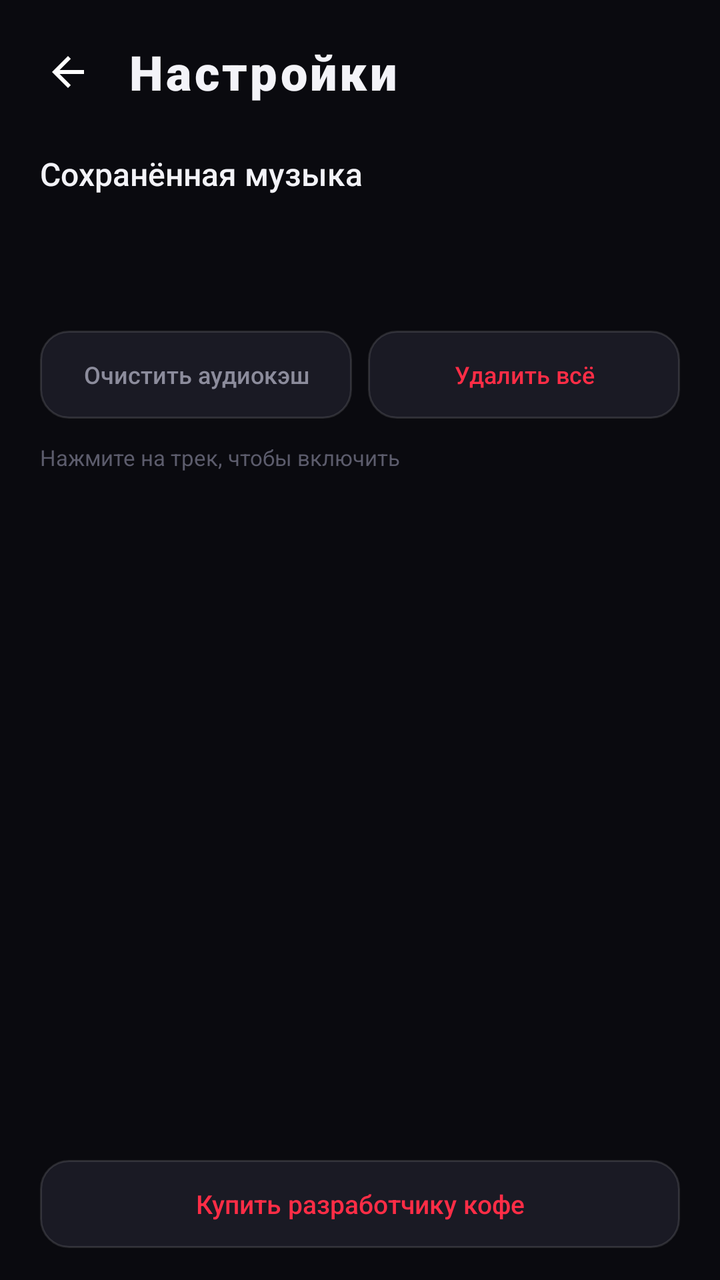
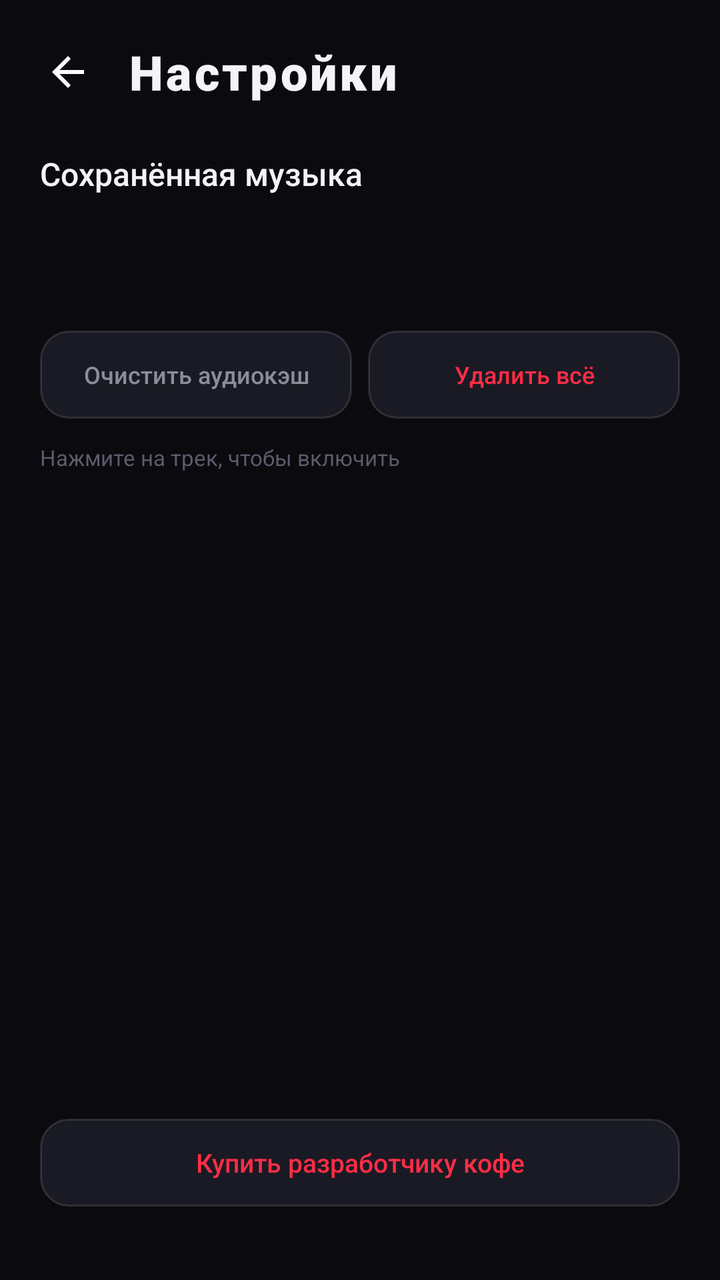

Screens rendered from an Android XML layout before and after an edit, with the pre-edit source and the edit as a unified diff.
<!-- AndroidManifest.xml: application theme AppTheme -->
<!-- res/layout/activity_settings.xml -->
<?xml version="1.0" encoding="utf-8"?>
<LinearLayout xmlns:android="http://schemas.android.com/apk/res/android"
    android:id="@+id/settingsRoot"
    android:layout_width="match_parent"
    android:layout_height="match_parent"
    android:background="@color/bg"
    android:orientation="vertical">

    <LinearLayout
        android:layout_width="match_parent"
        android:layout_height="wrap_content"
        android:gravity="center_vertical"
        android:orientation="horizontal"
        android:paddingStart="12dp"
        android:paddingTop="14dp"
        android:paddingEnd="20dp"
        android:paddingBottom="8dp">

        <ImageButton
            android:id="@+id/settingsBack"
            android:layout_width="44dp"
            android:layout_height="44dp"
            android:background="?android:attr/selectableItemBackgroundBorderless"
            android:contentDescription="@string/back"
            android:focusable="true"
            android:foreground="@drawable/bg_focus_circle"
            android:padding="10dp"
            android:src="@drawable/ic_back_white" />

        <TextView
            android:layout_width="0dp"
            android:layout_height="wrap_content"
            android:layout_marginStart="8dp"
            android:layout_weight="1"
            android:fontFamily="sans-serif-black"
            android:letterSpacing="0.06"
            android:text="@string/settings"
            android:textColor="@color/text"
            android:textSize="24sp" />
    </LinearLayout>

    <TextView
        android:layout_width="match_parent"
        android:layout_height="wrap_content"
        android:layout_marginStart="20dp"
        android:layout_marginTop="10dp"
        android:layout_marginEnd="20dp"
        android:fontFamily="sans-serif-medium"
        android:text="@string/settings_saved_title"
        android:textColor="@color/text"
        android:textSize="16sp" />

    <TextView
        android:id="@+id/settingsStorage"
        android:layout_width="match_parent"
        android:layout_height="wrap_content"
        android:layout_marginStart="20dp"
        android:layout_marginTop="6dp"
        android:layout_marginEnd="20dp"
        android:textColor="@color/text_dim"
        android:textSize="12sp" />

    <TextView
        android:id="@+id/settingsTemp"
        android:layout_width="match_parent"
        android:layout_height="wrap_content"
        android:layout_marginStart="20dp"
        android:layout_marginTop="2dp"
        android:layout_marginEnd="20dp"
        android:textColor="@color/text_faint"
        android:textSize="11sp" />

    <TextView
        android:id="@+id/settingsFree"
        android:layout_width="match_parent"
        android:layout_height="wrap_content"
        android:layout_marginStart="20dp"
        android:layout_marginTop="2dp"
        android:layout_marginEnd="20dp"
        android:textColor="@color/text_faint"
        android:textSize="11sp" />

    <LinearLayout
        android:layout_width="match_parent"
        android:layout_height="wrap_content"
        android:layout_marginStart="20dp"
        android:layout_marginTop="12dp"
        android:layout_marginEnd="20dp"
        android:orientation="horizontal">

        <TextView
            android:id="@+id/settingsClearTemp"
            android:layout_width="0dp"
            android:layout_height="44dp"
            android:layout_weight="1"
            android:background="@drawable/bg_pill_button"
            android:focusable="true"
            android:fontFamily="sans-serif-medium"
            android:foreground="@drawable/bg_focus_ring"
            android:gravity="center"
            android:nextFocusRight="@id/settingsDeleteAll"
            android:text="@string/settings_clear_temp"
            android:textColor="@color/text_dim"
            android:textSize="12sp" />

        <TextView
            android:id="@+id/settingsDeleteAll"
            android:layout_width="0dp"
            android:layout_height="44dp"
            android:layout_marginStart="8dp"
            android:layout_weight="1"
            android:background="@drawable/bg_pill_button"
            android:focusable="true"
            android:fontFamily="sans-serif-medium"
            android:foreground="@drawable/bg_focus_ring"
            android:gravity="center"
            android:text="@string/settings_delete_all"
            android:textColor="@color/accent"
            android:textSize="12sp" />
    </LinearLayout>

    <TextView
        android:id="@+id/settingsHint"
        android:layout_width="match_parent"
        android:layout_height="wrap_content"
        android:layout_marginStart="20dp"
        android:layout_marginTop="12dp"
        android:layout_marginEnd="20dp"
        android:text="@string/settings_play_hint"
        android:textColor="@color/text_faint"
        android:textSize="11sp" />

    <FrameLayout
        android:layout_width="match_parent"
        android:layout_height="0dp"
        android:layout_marginTop="6dp"
        android:layout_weight="1">

        <ListView
            android:id="@+id/settingsList"
            android:layout_width="match_parent"
            android:layout_height="match_parent"
            android:clipToPadding="false"
            android:divider="@null"
            android:dividerHeight="0dp"
            android:drawSelectorOnTop="true"
            android:listSelector="@drawable/bg_row_focus"
            android:paddingBottom="12dp"
            android:scrollbars="none" />

        <TextView
            android:id="@+id/settingsEmpty"
            android:layout_width="match_parent"
            android:layout_height="match_parent"
            android:gravity="center"
            android:paddingStart="40dp"
            android:paddingEnd="40dp"
            android:text="@string/settings_empty"
            android:textColor="@color/text_dim"
            android:textSize="13sp"
            android:visibility="gone" />
    </FrameLayout>

    <TextView
        android:id="@+id/settingsDonate"
        android:layout_width="match_parent"
        android:layout_height="44dp"
        android:layout_marginStart="20dp"
        android:layout_marginTop="4dp"
        android:layout_marginEnd="20dp"
        android:layout_marginBottom="16dp"
        android:background="@drawable/bg_pill_button"
        android:focusable="true"
        android:fontFamily="sans-serif-medium"
        android:foreground="@drawable/bg_focus_ring"
        android:gravity="center"
        android:nextFocusUp="@id/settingsList"
        android:text="@string/settings_donate"
        android:textColor="@color/accent"
        android:textSize="13sp" />
</LinearLayout>
<!-- resources referenced by this layout -->
<resources>
  <color name="accent">#FF2D46</color>
  <color name="bg">#0A0A0F</color>
  <color name="text">#F3F3F8</color>
  <color name="text_dim">#8C8C9C</color>
  <color name="text_faint">#5C5C6C</color>
  <!-- drawable bg_focus_circle (drawable) -->
  <?xml version="1.0" encoding="utf-8"?>
  <selector xmlns:android="http://schemas.android.com/apk/res/android">
      <item android:state_focused="true">
          <shape android:shape="oval">
              <solid android:color="@color/transparent" />
              <stroke android:width="3dp" android:color="@color/white" />
          </shape>
      </item>
      <item android:drawable="@android:color/transparent" />
  </selector>
  <!-- drawable bg_focus_ring (drawable) -->
  <?xml version="1.0" encoding="utf-8"?>
  <selector xmlns:android="http://schemas.android.com/apk/res/android">
      <item android:state_focused="true">
          <shape android:shape="rectangle">
              <solid android:color="@color/transparent" />
              <corners android:radius="22dp" />
              <stroke android:width="2dp" android:color="@color/white" />
          </shape>
      </item>
      <item android:drawable="@android:color/transparent" />
  </selector>
  <!-- drawable bg_pill_button (drawable) -->
  <?xml version="1.0" encoding="utf-8"?>
  <shape xmlns:android="http://schemas.android.com/apk/res/android" android:shape="rectangle">
      <solid android:color="@color/surface2" />
      <corners android:radius="14dp" />
      <stroke android:width="1dp" android:color="#1FFFFFFF" />
  </shape>
  <!-- drawable bg_row_focus (drawable) -->
  <?xml version="1.0" encoding="utf-8"?>
  <selector xmlns:android="http://schemas.android.com/apk/res/android">
      <item android:state_pressed="true">
          <shape android:shape="rectangle">
              <solid android:color="#33FF2D46" />
          </shape>
      </item>
      <item android:state_focused="true">
          <shape android:shape="rectangle">
              <solid android:color="#26FF2D46" />
              <stroke android:width="2dp" android:color="@color/white" />
          </shape>
      </item>
      <item android:drawable="@android:color/transparent" />
  </selector>
  <!-- drawable ic_back_white (drawable) -->
  <?xml version="1.0" encoding="utf-8"?>
  <vector xmlns:android="http://schemas.android.com/apk/res/android"
      android:width="24dp" android:height="24dp"
      android:viewportWidth="24" android:viewportHeight="24">
      <path android:fillColor="#FFFFFF" android:pathData="M20,11H7.83l5.59,-5.59L12,4l-8,8 8,8 1.41,-1.41L7.83,13H20v-2z" />
  </vector>
  <string name="back">Назад</string>
  <string name="settings">Настройки</string>
  <string name="settings_clear_temp">Очистить аудиокэш</string>
  <string name="settings_delete_all">Удалить всё</string>
  <string name="settings_donate">Купить разработчику кофе</string>
  <string name="settings_empty">Здесь появятся треки, сохранённые кнопкой «Сохранить».</string>
  <string name="settings_play_hint">Нажмите на трек, чтобы включить</string>
  <string name="settings_saved_title">Сохранённая музыка</string>
  <style name="AppTheme" parent="@android:style/Theme.Material.NoActionBar">
          <item name="android:windowBackground">@color/bg</item>
          <item name="android:colorAccent">@color/accent</item>
          <item name="android:colorPrimary">@color/bg</item>
          <item name="android:colorPrimaryDark">@color/bg</item>
          <item name="android:statusBarColor">@color/bg</item>
          <item name="android:navigationBarColor">@color/bg</item>
          <item name="android:windowLightStatusBar">false</item>
          <item name="android:windowNoTitle">true</item>
          <item name="android:fontFamily">sans-serif</item>
          <item name="android:textColor">@color/text</item>
      </style>
  <color name="transparent">#00000000</color>
  <color name="white">#FFFFFF</color>
  <color name="surface2">#1A1A24</color>
</resources>

<!-- the commit's change to res/layout/activity_settings.xml (unified diff, before → after) -->
@@ -168,7 +168,7 @@
         android:layout_marginStart="20dp"
         android:layout_marginTop="4dp"
         android:layout_marginEnd="20dp"
-        android:layout_marginBottom="16dp"
+        android:layout_marginBottom="4dp"
         android:background="@drawable/bg_pill_button"
         android:focusable="true"
         android:fontFamily="sans-serif-medium"
@@ -178,4 +178,16 @@
         android:text="@string/settings_donate"
         android:textColor="@color/accent"
         android:textSize="13sp" />
+
+    <TextView
+        android:id="@+id/settingsVersion"
+        android:layout_width="match_parent"
+        android:layout_height="wrap_content"
+        android:layout_marginStart="20dp"
+        android:layout_marginTop="2dp"
+        android:layout_marginEnd="20dp"
+        android:layout_marginBottom="16dp"
+        android:gravity="center"
+        android:textColor="@color/text_faint"
+        android:textSize="11sp" />
 </LinearLayout>
